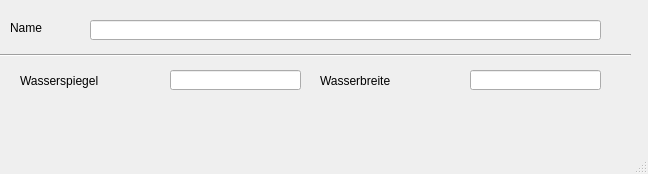
Qt form templates/profildaten.ui (hoettges/QKan) before a commit.
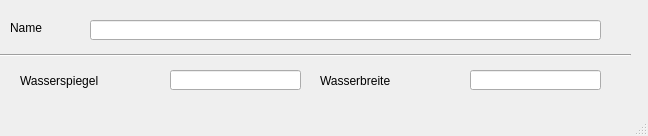
The same form after that commit.

Diff of the .ui file:
```diff
--- a/templates/profildaten.ui
+++ b/templates/profildaten.ui
@@ -7,7 +7,7 @@
     <x>0</x>
     <y>0</y>
     <width>648</width>
-    <height>174</height>
+    <height>136</height>
    </rect>
   </property>
   <property name="windowTitle">
```
